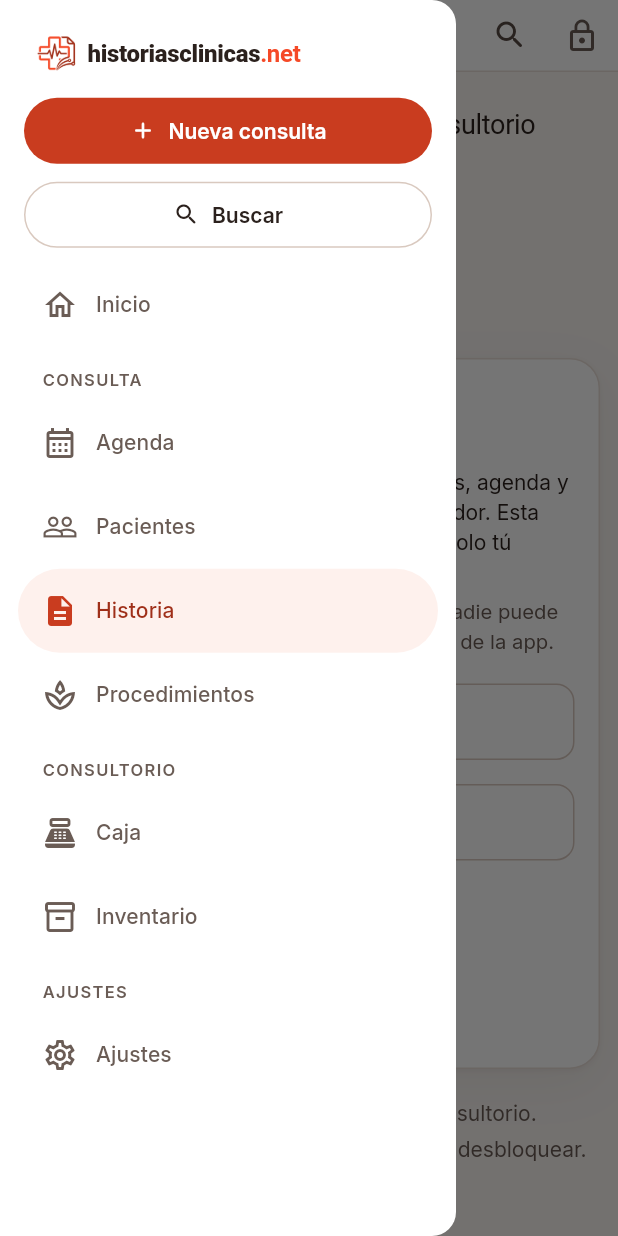
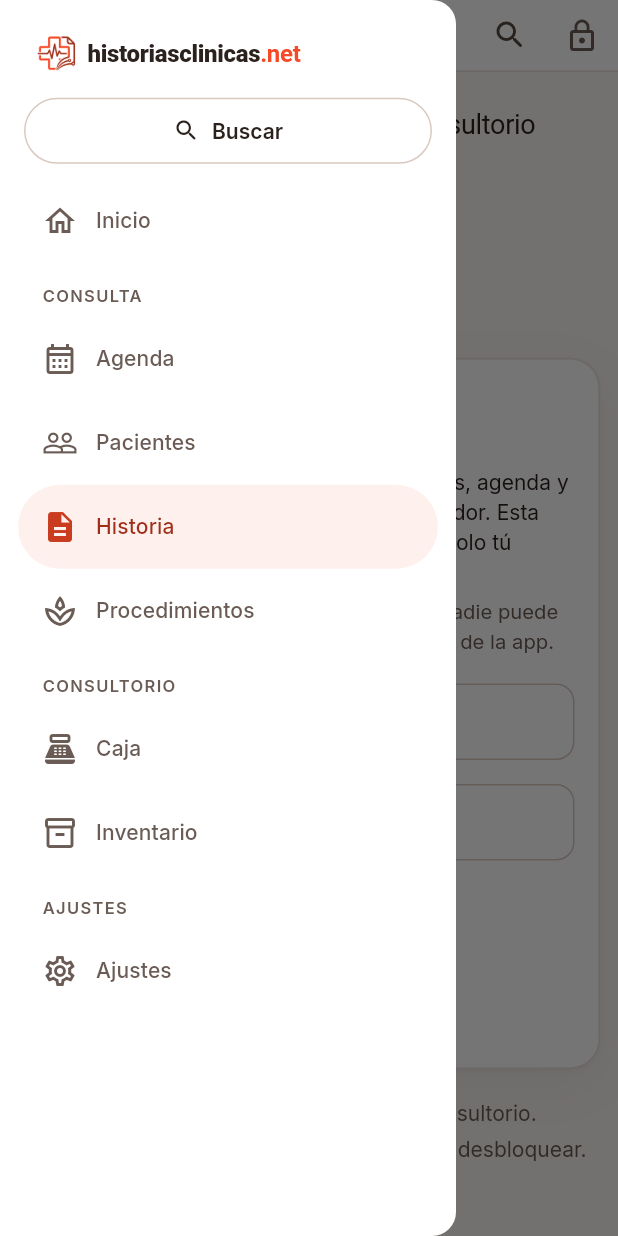
Before and after one commit to sp110000/historiasclinicas_net, a Flutter app: the ContenedorConsultorio screen opened directly with empty values, with the side drawer open, on a phone screen of 412 x 824 dp. Run offline on Flutter 3.47's test engine with Material 3 defaults, Android fonts, the phone set to English and light mode, and no system bars; our stand-ins replace flutter_riverpod, flutter_secure_storage, go_router, pdf, printing, shared_preferences and 1 more; missing offline and left inert: cryptography, dart:js_interop, json_schema; accounts and stored records are empty; project files that could hold a hidden picture were left out.

Commit message:
Quitar el botón «Nueva consulta»
El riel y el menú del teléfono ya no lo muestran: la historia sigue en el
menú y la consulta de un paciente se empieza desde el Inicio, la agenda,
la ficha o el buscador (su «Consulta» por paciente se queda).

Co-Authored-By: Claude Opus 5.5 <noreply@anthropic.com>
Claude-Session: https://claude.ai/code/session_01FQf1d7XttzKQGuBVQ6ZGx9

```diff
--- a/lib/features/consultorio/rutas_consultorio.dart
+++ b/lib/features/consultorio/rutas_consultorio.dart
@@ -32,11 +32,7 @@ GoRouter crearRouterConsultorio({
       builder: (context, state, child) =>
           ContenedorConsultorio(ubicacion: state.uri.path, child: child),
       routes: [
-        GoRoute(
-          path: '/',
-          builder: (context, state) =>
-              HistoriaPage(nueva: state.uri.queryParameters['nueva'] == '1'),
-        ),
+        GoRoute(path: '/', builder: (context, state) => const HistoriaPage()),
         GoRoute(
           path: '/inicio',
           builder: (context, state) => const InicioPage(),
--- a/lib/features/consultorio/shell/contenedor_consultorio.dart
+++ b/lib/features/consultorio/shell/contenedor_consultorio.dart
@@ -168,10 +168,6 @@ class _ContenedorConsultorioState extends ConsumerState<ContenedorConsultorio> {
     }
   }
 
-  /// «Nueva consulta»: la historia en blanco (si la que está en curso tiene
-  /// cambios, la historia pregunta antes de limpiarla).
-  void _nuevaConsulta() => context.go('/?nueva=1');
-
   @override
   Widget build(BuildContext context) {
     final e = ref.watch(consultorioProvider);
@@ -212,12 +208,7 @@ class _ContenedorConsultorioState extends ConsumerState<ContenedorConsultorio> {
         color: ColoresMarca.fondo,
         child: Row(
           children: [
-            _Riel(
-              indice: _indice,
-              alElegir: ir,
-              alBuscar: _buscar,
-              alNuevaConsulta: _nuevaConsulta,
-            ),
+            _Riel(indice: _indice, alElegir: ir, alBuscar: _buscar),
             const VerticalDivider(width: 1, thickness: 1),
             Expanded(
               child: MediaQuery(
@@ -232,12 +223,7 @@ class _ContenedorConsultorioState extends ConsumerState<ContenedorConsultorio> {
       );
     } else {
       pantalla = Scaffold(
-        drawer: _MenuLateral(
-          indice: _indice,
-          alElegir: ir,
-          alBuscar: _buscar,
-          alNuevaConsulta: _nuevaConsulta,
-        ),
+        drawer: _MenuLateral(indice: _indice, alElegir: ir, alBuscar: _buscar),
         body: SafeArea(
           bottom: false,
           child: Column(
@@ -428,13 +414,11 @@ class _Riel extends StatelessWidget {
     required this.indice,
     required this.alElegir,
     required this.alBuscar,
-    required this.alNuevaConsulta,
   });
 
   final int indice;
   final ValueChanged<int> alElegir;
   final VoidCallback alBuscar;
-  final VoidCallback alNuevaConsulta;
 
   @override
   Widget build(BuildContext context) {
@@ -467,18 +451,6 @@ class _Riel extends StatelessWidget {
               onPressed: alBuscar,
               icon: const Icon(Icons.search_rounded),
               tooltip: 'Buscar (Ctrl + K)',
-            ),
-            const SizedBox(height: 8),
-            Tooltip(
-              message: 'Nueva consulta',
-              child: IconButton.filled(
-                onPressed: alNuevaConsulta,
-                style: IconButton.styleFrom(minimumSize: const Size(48, 48)),
-                icon: const Icon(
-                  Icons.add_rounded,
-                  semanticLabel: 'Nueva consulta',
-                ),
-              ),
             ),
             const SizedBox(height: 10),
           ],
@@ -556,13 +528,11 @@ class _MenuLateral extends StatelessWidget {
     required this.indice,
     required this.alElegir,
     required this.alBuscar,
-    required this.alNuevaConsulta,
   });
 
   final int indice;
   final ValueChanged<int> alElegir;
   final VoidCallback alBuscar;
-  final VoidCallback alNuevaConsulta;
 
   @override
   Widget build(BuildContext context) {
@@ -578,17 +548,6 @@ class _MenuLateral extends StatelessWidget {
         const Padding(
           padding: EdgeInsets.fromLTRB(24, 22, 16, 14),
           child: NombreMarca(tamano: 16),
-        ),
-        Padding(
-          padding: const EdgeInsets.fromLTRB(16, 0, 16, 8),
-          child: FilledButton.icon(
-            onPressed: () {
-              Navigator.pop(context);
-              alNuevaConsulta();
-            },
-            icon: const Icon(Icons.add_rounded),
-            label: const Text('Nueva consulta'),
-          ),
         ),
         Padding(
           padding: const EdgeInsets.fromLTRB(16, 0, 16, 8),
--- a/lib/features/historia/historia_page.dart
+++ b/lib/features/historia/historia_page.dart
@@ -50,11 +50,7 @@ final _selladas = [
 ];
 
 class HistoriaPage extends ConsumerStatefulWidget {
-  const HistoriaPage({super.key, this.nueva = false});
-
-  /// «Nueva consulta» del consultorio (`/?nueva=1`): empieza en blanco; si
-  /// la historia en curso tiene cambios, pregunta antes.
-  final bool nueva;
+  const HistoriaPage({super.key});
 
   @override
   ConsumerState<HistoriaPage> createState() => _HistoriaPageState();
@@ -83,21 +79,7 @@ class _HistoriaPageState extends ConsumerState<HistoriaPage> {
       alSoltar: (a) => _cargarArchivo(a, confirmarReemplazo: true),
       alArrastrar: (v) => setState(() => _arrastrando = v),
     );
-    if (widget.nueva) _alPedirNueva();
   }
-
-  @override
-  void didUpdateWidget(HistoriaPage anterior) {
-    super.didUpdateWidget(anterior);
-    if (widget.nueva && !anterior.nueva) _alPedirNueva();
-  }
-
-  void _alPedirNueva() =>
-      WidgetsBinding.instance.addPostFrameCallback((_) async {
-        if (!mounted) return;
-        await _empezarDeCero(preguntar: true);
-        if (mounted) context.go('/');
-      });
 
   @override
   void dispose() {
```
Also changed, not shown: 2 other files.
